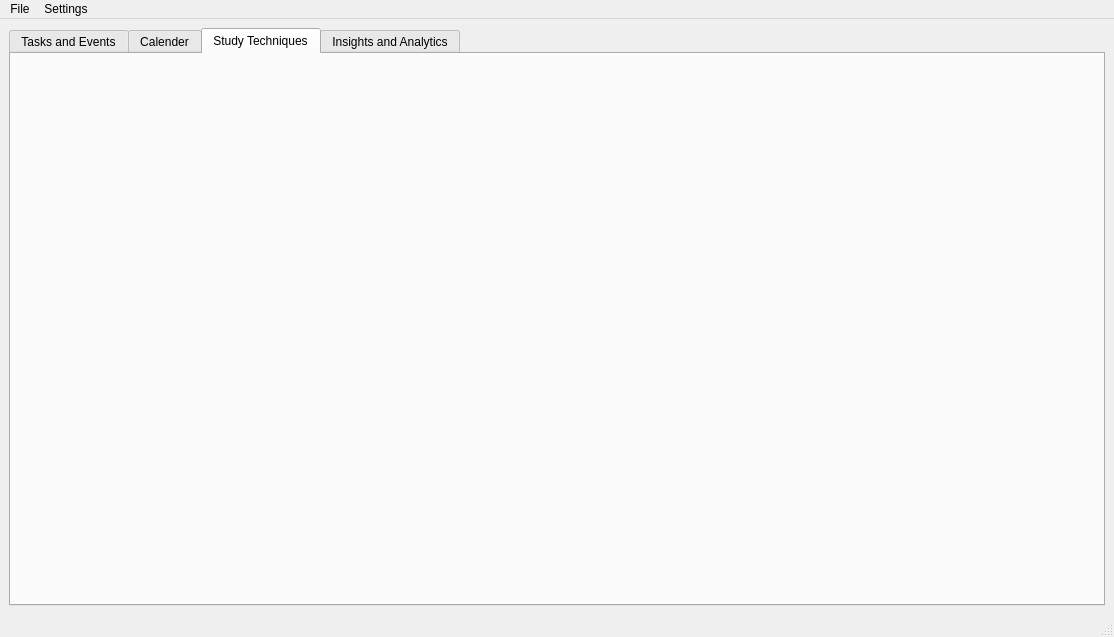
Before: the Qt Designer form App/mainWindow.ui in BadrGello/Task-Management-App, drawn with Qt 5.
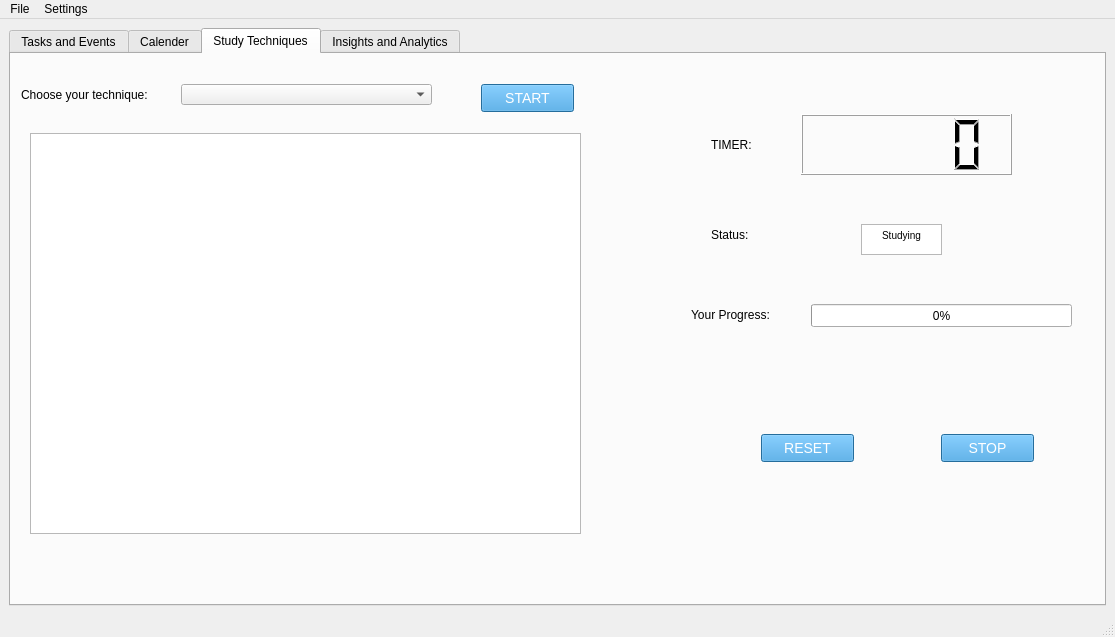
After: the same form once the commit is applied. The open tabs and pages were chosen to show the change.

Commit message: made the study techniques tab

Diff of the .ui file:
```diff
--- a/App/mainWindow.ui
+++ b/App/mainWindow.ui
@@ -6,7 +6,7 @@
    <rect>
     <x>0</x>
     <y>0</y>
-    <width>1114</width>
+    <width>1115</width>
     <height>637</height>
    </rect>
   </property>
@@ -20,8 +20,8 @@
    <string>Task Managment</string>
   </property>
   <widget class="QWidget" name="centralwidget">
-   <layout class="QGridLayout" name="gridLayout">
-    <item row="0" column="0">
+   <layout class="QHBoxLayout" name="horizontalLayout_3">
+    <item>
      <widget class="QTabWidget" name="tabWidget_mainTabs">
       <property name="styleSheet">
        <string notr="true">q
@@ -177,6 +177,250 @@
        <attribute name="title">
         <string>Study Techniques</string>
        </attribute>
+       <widget class="QComboBox" name="comboBox_techniques">
+        <property name="geometry">
+         <rect>
+          <x>170</x>
+          <y>30</y>
+          <width>251</width>
+          <height>21</height>
+         </rect>
+        </property>
+        <property name="editable">
+         <bool>false</bool>
+        </property>
+        <property name="currentText">
+         <string/>
+        </property>
+        <property name="currentIndex">
+         <number>-1</number>
+        </property>
+        <item>
+         <property name="text">
+          <string>Your Own Time Blocking</string>
+         </property>
+        </item>
+        <item>
+         <property name="text">
+          <string>Pomodoro Technique</string>
+         </property>
+        </item>
+        <item>
+         <property name="text">
+          <string>52-17 Technique</string>
+         </property>
+        </item>
+        <item>
+         <property name="text">
+          <string>The 45-15 Method</string>
+         </property>
+        </item>
+       </widget>
+       <widget class="QLabel" name="copmletion_label_3">
+        <property name="geometry">
+         <rect>
+          <x>10</x>
+          <y>30</y>
+          <width>151</width>
+          <height>21</height>
+         </rect>
+        </property>
+        <property name="text">
+         <string>Choose your technique:</string>
+        </property>
+       </widget>
+       <widget class="QPushButton" name="pushButton_study">
+        <property name="geometry">
+         <rect>
+          <x>470</x>
+          <y>30</y>
+          <width>93</width>
+          <height>28</height>
+         </rect>
+        </property>
+        <property name="styleSheet">
+         <string notr="true">#pushButton_study {
+    background-color: #3498db;
+    color: white;
+    font-size: 14px;
+}
+#pushButton_study:hover {
+	background-color: rgb(0, 85, 255);
+    color: white;
+    font-size: 14px;
+
+}</string>
+        </property>
+        <property name="text">
+         <string>START</string>
+        </property>
+       </widget>
+       <widget class="QWidget" name="verticalLayoutWidget">
+        <property name="geometry">
+         <rect>
+          <x>19</x>
+          <y>79</y>
+          <width>551</width>
+          <height>401</height>
+         </rect>
+        </property>
+        <layout class="QVBoxLayout" name="verticalLayout_2">
+         <item>
+          <widget class="QTextBrowser" name="TextBrowser_display">
+           <property name="html">
+            <string>&lt;!DOCTYPE HTML PUBLIC &quot;-//W3C//DTD HTML 4.0//EN&quot; &quot;http://www.w3.org/TR/REC-html40/strict.dtd&quot;&gt;
+&lt;html&gt;&lt;head&gt;&lt;meta name=&quot;qrichtext&quot; content=&quot;1&quot; /&gt;&lt;style type=&quot;text/css&quot;&gt;
+p, li { white-space: pre-wrap; }
+&lt;/style&gt;&lt;/head&gt;&lt;body style=&quot; font-family:'MS Shell Dlg 2'; font-size:7.8pt; font-weight:400; font-style:normal;&quot;&gt;
+&lt;p style=&quot;-qt-paragraph-type:empty; margin-top:12px; margin-bottom:12px; margin-left:0px; margin-right:0px; -qt-block-indent:0; text-indent:0px;&quot;&gt;&lt;br /&gt;&lt;/p&gt;&lt;/body&gt;&lt;/html&gt;</string>
+           </property>
+          </widget>
+         </item>
+        </layout>
+       </widget>
+       <widget class="QPushButton" name="pushButton_study_2">
+        <property name="geometry">
+         <rect>
+          <x>930</x>
+          <y>380</y>
+          <width>93</width>
+          <height>28</height>
+         </rect>
+        </property>
+        <property name="styleSheet">
+         <string notr="true">#pushButton_study_2 {
+    background-color: #3498db;
+    color: white;
+    font-size: 14px;
+}
+#pushButton_study_2:hover {
+	background-color: rgb(0, 85, 255);
+    color: white;
+    font-size: 14px;
+
+}</string>
+        </property>
+        <property name="text">
+         <string>STOP</string>
+        </property>
+       </widget>
+       <widget class="QPushButton" name="pushButton_study_3">
+        <property name="geometry">
+         <rect>
+          <x>750</x>
+          <y>380</y>
+          <width>93</width>
+          <height>28</height>
+         </rect>
+        </property>
+        <property name="styleSheet">
+         <string notr="true">#pushButton_study_3 {
+    background-color: #3498db;
+    color: white;
+    font-size: 14px;
+}
+#pushButton_study_3:hover {
+	background-color: rgb(0, 85, 255);
+    color: white;
+    font-size: 14px;
+
+}</string>
+        </property>
+        <property name="text">
+         <string>RESET</string>
+        </property>
+       </widget>
+       <widget class="QLabel" name="copmletion_label_4">
+        <property name="geometry">
+         <rect>
+          <x>680</x>
+          <y>250</y>
+          <width>91</width>
+          <height>21</height>
+         </rect>
+        </property>
+        <property name="text">
+         <string>Your Progress:</string>
+        </property>
+       </widget>
+       <widget class="QProgressBar" name="completion_bar_3">
+        <property name="geometry">
+         <rect>
+          <x>800</x>
+          <y>250</y>
+          <width>261</width>
+          <height>23</height>
+         </rect>
+        </property>
+        <property name="value">
+         <number>0</number>
+        </property>
+       </widget>
+       <widget class="QLabel" name="copmletion_label_5">
+        <property name="geometry">
+         <rect>
+          <x>700</x>
+          <y>70</y>
+          <width>41</width>
+          <height>41</height>
+         </rect>
+        </property>
+        <property name="text">
+         <string>TIMER:</string>
+        </property>
+       </widget>
+       <widget class="QLCDNumber" name="doneNum_3">
+        <property name="geometry">
+         <rect>
+          <x>790</x>
+          <y>60</y>
+          <width>211</width>
+          <height>61</height>
+         </rect>
+        </property>
+       </widget>
+       <widget class="QLabel" name="copmletion_label_6">
+        <property name="geometry">
+         <rect>
+          <x>700</x>
+          <y>170</y>
+          <width>51</width>
+          <height>21</height>
+         </rect>
+        </property>
+        <property name="text">
+         <string>Status:</string>
+        </property>
+       </widget>
+       <widget class="QTextBrowser" name="textBrowser_2">
+        <property name="geometry">
+         <rect>
+          <x>850</x>
+          <y>170</y>
+          <width>81</width>
+          <height>31</height>
+         </rect>
+        </property>
+        <property name="html">
+         <string>&lt;!DOCTYPE HTML PUBLIC &quot;-//W3C//DTD HTML 4.0//EN&quot; &quot;http://www.w3.org/TR/REC-html40/strict.dtd&quot;&gt;
+&lt;html&gt;&lt;head&gt;&lt;meta name=&quot;qrichtext&quot; content=&quot;1&quot; /&gt;&lt;style type=&quot;text/css&quot;&gt;
+p, li { white-space: pre-wrap; }
+&lt;/style&gt;&lt;/head&gt;&lt;body style=&quot; font-family:'MS Shell Dlg 2'; font-size:7.8pt; font-weight:400; font-style:normal;&quot;&gt;
+&lt;p align=&quot;center&quot; style=&quot; margin-top:0px; margin-bottom:0px; margin-left:0px; margin-right:0px; -qt-block-indent:0; text-indent:0px;&quot;&gt;Studying&lt;/p&gt;&lt;/body&gt;&lt;/html&gt;</string>
+        </property>
+       </widget>
+       <zorder>copmletion_label_3</zorder>
+       <zorder>pushButton_study</zorder>
+       <zorder>verticalLayoutWidget</zorder>
+       <zorder>pushButton_study_2</zorder>
+       <zorder>pushButton_study_3</zorder>
+       <zorder>copmletion_label_4</zorder>
+       <zorder>completion_bar_3</zorder>
+       <zorder>copmletion_label_5</zorder>
+       <zorder>doneNum_3</zorder>
+       <zorder>copmletion_label_6</zorder>
+       <zorder>textBrowser_2</zorder>
+       <zorder>comboBox_techniques</zorder>
       </widget>
       <widget class="QWidget" name="tab_insights">
        <attribute name="title">
@@ -435,8 +679,8 @@
     <rect>
      <x>0</x>
      <y>0</y>
-     <width>1114</width>
-     <height>21</height>
+     <width>1115</width>
+     <height>26</height>
     </rect>
    </property>
    <widget class="QMenu" name="menuFile">
```
Left out of the diff: 22 changed lines with no effect on the pictures. The commit also changes 1 other file.
